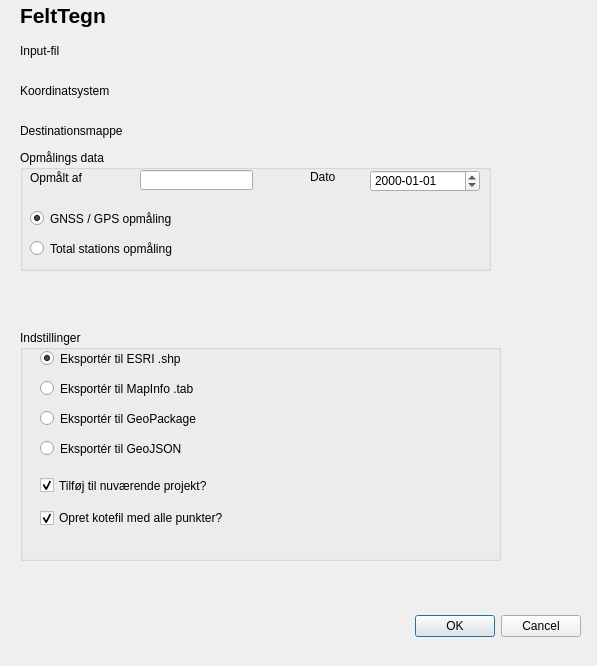
Above: felt_tegn/felt_tegn_dialog_base.ui from archaeodav/felttegn before the change. Below: the same form after it.
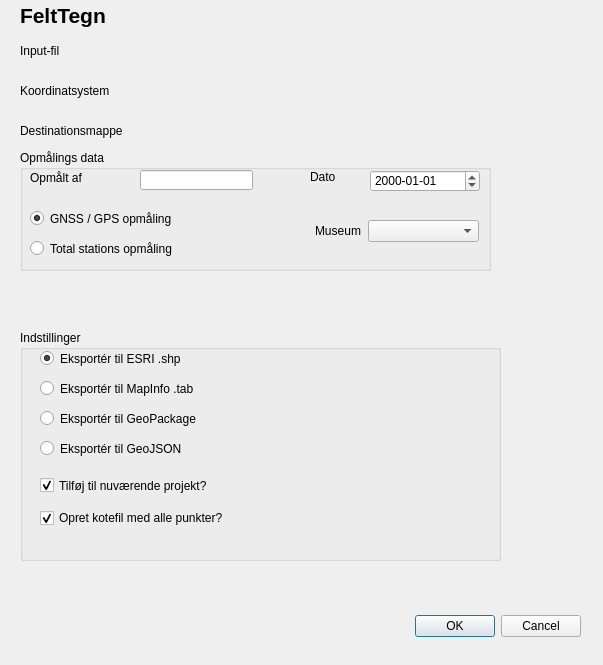
That is the form after the change. Custom widgets are drawn as their Qt base class.

Patch:
```diff
--- a/felt_tegn/felt_tegn_dialog_base.ui
+++ b/felt_tegn/felt_tegn_dialog_base.ui
@@ -6,8 +6,8 @@
    <rect>
     <x>0</x>
     <y>0</y>
-    <width>597</width>
-    <height>666</height>
+    <width>603</width>
+    <height>665</height>
    </rect>
   </property>
   <property name="windowTitle">
@@ -311,6 +311,29 @@
      <string>Total stations opmåling</string>
     </property>
    </widget>
+   <widget class="QComboBox" name="comboBox">
+    <property name="geometry">
+     <rect>
+      <x>348</x>
+      <y>70</y>
+      <width>111</width>
+      <height>22</height>
+     </rect>
+    </property>
+   </widget>
+   <widget class="QLabel" name="museum">
+    <property name="geometry">
+     <rect>
+      <x>295</x>
+      <y>74</y>
+      <width>47</width>
+      <height>13</height>
+     </rect>
+    </property>
+    <property name="text">
+     <string>Museum</string>
+    </property>
+   </widget>
   </widget>
  </widget>
  <customwidgets>
```
Left out of the diff: 4 changed lines with no effect on the pictures.
